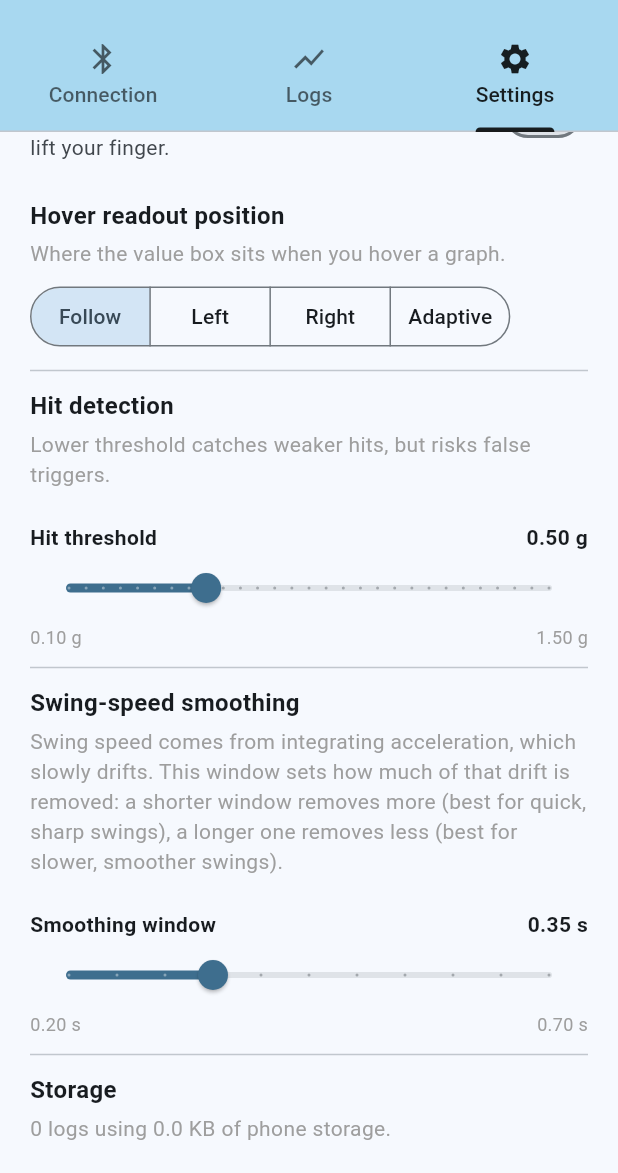
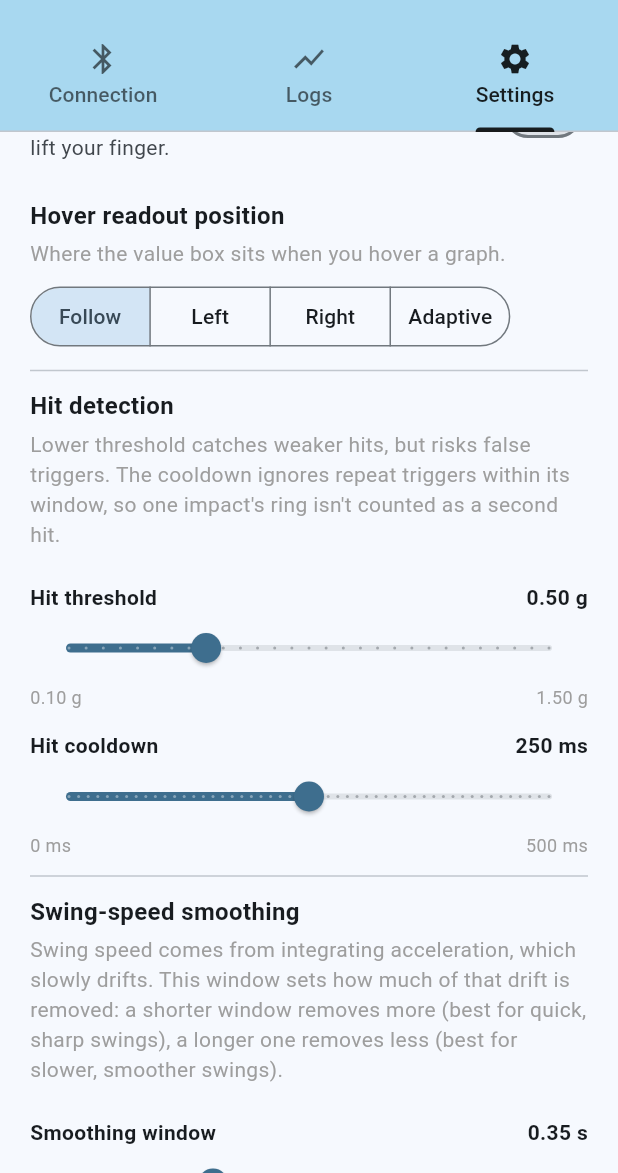
Before and after one commit to RuiqiLiu2014/ping-pong-tracker, a Flutter app: the screen it shows after launch, tab 3 chosen, scrolled down 1412 dp, on a phone screen of 412 x 824 dp, the part 63-1236 px from its top. Run offline on Flutter 3.47's test engine with Material 3 defaults, Android fonts, the phone set to English and light mode, and no system bars; our stand-ins replace flutter_blue_plus, flutter_svg, share_plus, shared_preferences.

Commit message:
add hit cooldown and setting

```diff
--- a/app/lib/ble_screen_core.dart
+++ b/app/lib/ble_screen_core.dart
@@ -156,6 +156,8 @@ mixin _BleScreenCore
   double _hitWindowSec = 0.9;
   double _manualTimeoutSec = 4.0; // manual logging auto-stop (0.1 - 5.0 s)
   double _hitThreshG = 0.5; // ball-hit vibration threshold (lower = sensitive)
+  double _hitCooldownMs = 250.0; // min spacing between hits (0-500 ms); one
+  // impact's secondary ring lands ~70 ms later, so a cooldown avoids double hits
   double _swingHpSec = 0.35; // swing-speed high-pass window (0.2 - 0.7 s)
   double _minScaleMps = 5.0; // min top of the speed-graph y-axis (0 = off)
   bool _showAccelGraph = true; // show the raw accelerometer graph in log detail
@@ -240,6 +242,7 @@ mixin _BleScreenCore
     final win = prefs.getDouble(_kHitWindowKey);
     final timeout = prefs.getDouble(_kManualTimeoutKey);
     final hitThr = prefs.getDouble(_kHitThreshKey);
+    final hitCd = prefs.getDouble(_kHitCooldownKey);
     final swingHp = prefs.getDouble(_kSwingHpKey);
     final minScale = prefs.getDouble(_kMinScaleKey);
     final showAccel = prefs.getBool(_kShowAccelKey);
@@ -272,6 +275,7 @@ mixin _BleScreenCore
       if (win != null) _hitWindowSec = win.clamp(0.25, 2.0);
       if (timeout != null) _manualTimeoutSec = timeout.clamp(0.1, 5.0);
       if (hitThr != null) _hitThreshG = hitThr.clamp(0.1, 1.5);
+      if (hitCd != null) _hitCooldownMs = hitCd.clamp(0.0, 500.0);
       if (swingHp != null) _swingHpSec = swingHp.clamp(0.2, 0.7);
       if (minScale != null) _minScaleMps = minScale.clamp(0.0, 20.0);
       if (showAccel != null) _showAccelGraph = showAccel;
@@ -290,6 +294,7 @@ mixin _BleScreenCore
         _motion.setLeverDir(ldx, ldy, ldz);
       }
       _hitDetector.threshold = _hitThreshG;
+      _hitDetector.refractory = _hitCooldownMs / 1000.0;
       _motion.leverArmM = kLeverArmM;
     });
   }
--- a/app/lib/ble_screen_ui.dart
+++ b/app/lib/ble_screen_ui.dart
@@ -1807,7 +1807,9 @@ mixin _BleScreenUi on _BleScreenCore {
       ),
       const SizedBox(height: 4),
       const Text(
-        "Lower threshold catches weaker hits, but risks false triggers.",
+        "Lower threshold catches weaker hits, but risks false triggers. The "
+        "cooldown ignores repeat triggers within its window, so one impact's "
+        "ring isn't counted as a second hit.",
         style: TextStyle(color: Colors.grey),
       ),
       const SizedBox(height: 8),
@@ -1824,6 +1826,20 @@ mixin _BleScreenUi on _BleScreenCore {
           _hitDetector.threshold = v;
         }),
         onChangeEnd: (v) => _prefs?.setDouble(_kHitThreshKey, v),
+      ),
+      _settingSlider(
+        label: "Hit cooldown",
+        value: _hitCooldownMs,
+        min: 0,
+        max: 500,
+        divisions: 50, // 10 ms steps
+        unit: "ms",
+        decimals: 0,
+        onChanged: (v) => setState(() {
+          _hitCooldownMs = v;
+          _hitDetector.refractory = v / 1000.0;
+        }),
+        onChangeEnd: (v) => _prefs?.setDouble(_kHitCooldownKey, v),
       ),
     ];
   }
--- a/app/lib/hit_detector.dart
+++ b/app/lib/hit_detector.dart
@@ -15,7 +15,6 @@ class HitDetector {
   static const double _dt = 1.0 / 1660.0; // fixed IMU ODR (matches estimator)
   static const double _fcHp = 120.0; // high-pass corner (Hz)
   static const double _tauEnv = 0.006; // envelope time constant (s)
-  static const double _refractory = 0.05; // min spacing between hits (s)
   static const double _hystRatio = 0.4; // re-arm when env falls below thr*ratio
 
   // Filter coefficients derived from the constants above.
@@ -25,12 +24,17 @@ class HitDetector {
   /// Envelope threshold in g. Lower = more sensitive (catches weaker hits).
   double threshold;
 
+  /// Minimum spacing between successive hits (s) — a cooldown that swallows a
+  /// hit's own secondary ring (a hard impact bursts again ~70 ms later) so one
+  /// stroke fires once. User-adjustable in Settings.
+  double refractory;
+
   double _lp1 = 0, _lp2 = 0, _env = 0;
   bool _triggered = false;
   bool _seeded = false;
   double _lastHit = -1e9;
 
-  HitDetector({this.threshold = 0.5});
+  HitDetector({this.threshold = 0.5, this.refractory = 0.25});
 
   void reset() {
     _lp1 = 0;
@@ -61,7 +65,7 @@ class HitDetector {
 
     bool hit = false;
     if (!_triggered) {
-      if (rms >= threshold && (t - _lastHit) > _refractory) {
+      if (rms >= threshold && (t - _lastHit) > refractory) {
         hit = true;
         _lastHit = t;
         _triggered = true;
--- a/app/lib/main.dart
+++ b/app/lib/main.dart
@@ -33,6 +33,7 @@ const String _kAutoLoggingKey = "autoLoggingEnabled";
 const String _kHitWindowKey = "hitWindowSec";
 const String _kManualTimeoutKey = "manualTimeoutSec";
 const String _kHitThreshKey = "hitThreshG";
+const String _kHitCooldownKey = "hitCooldownMs";
 const String _kSwingHpKey = "swingHpSec";
 const String _kMinScaleKey = "minScaleMps";
 const String _kShowAccelKey = "showAccelGraph";
```
